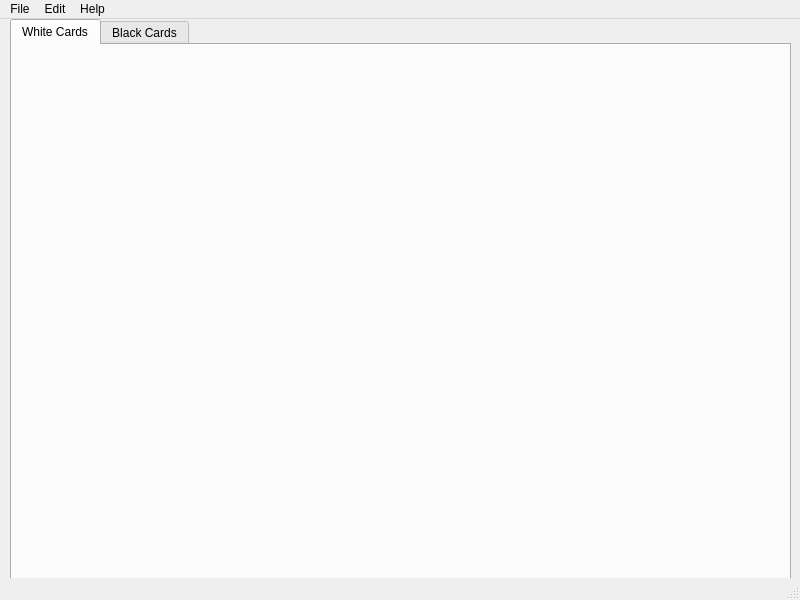
The window that python-gui/main.ui (harvimt/Cards-Against-Sanity) describes before a commit, drawn with Qt 5.
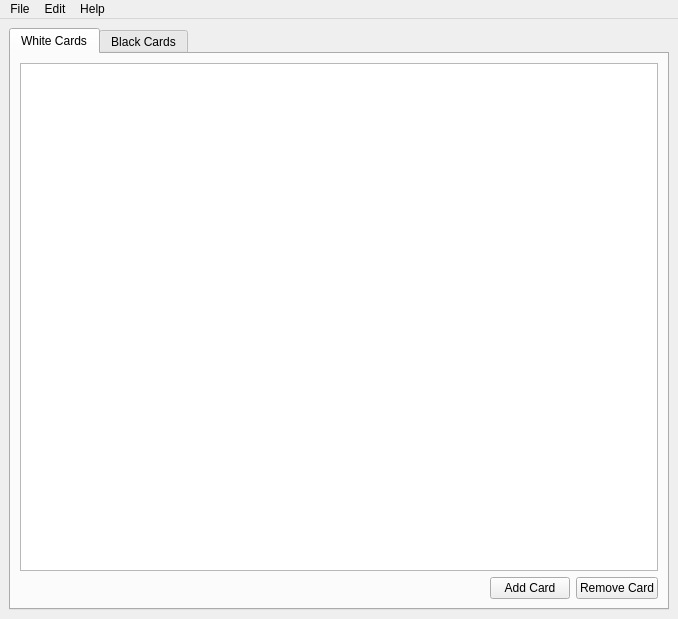
The same window after the commit.

Commit message: gui prototype kinda sorta done, but it doesn't do anything.

```diff
--- a/python-gui/main.ui
+++ b/python-gui/main.ui
@@ -6,44 +6,136 @@
    <rect>
     <x>0</x>
     <y>0</y>
-    <width>800</width>
-    <height>600</height>
+    <width>678</width>
+    <height>619</height>
    </rect>
   </property>
+  <property name="sizePolicy">
+   <sizepolicy hsizetype="Expanding" vsizetype="Expanding">
+    <horstretch>0</horstretch>
+    <verstretch>0</verstretch>
+   </sizepolicy>
+  </property>
   <property name="windowTitle">
    <string>MainWindow</string>
   </property>
   <widget class="QWidget" name="centralwidget">
-   <widget class="QTabWidget" name="tabWidget">
-    <property name="geometry">
-     <rect>
-      <x>10</x>
-      <y>0</y>
-      <width>781</width>
-      <height>561</height>
-     </rect>
-    </property>
-    <property name="currentIndex">
-     <number>0</number>
-    </property>
-    <widget class="QWidget" name="whiteTab">
-     <attribute name="title">
-      <string>White Cards</string>
-     </attribute>
-    </widget>
-    <widget class="QWidget" name="blackTab">
-     <attribute name="title">
-      <string>Black Cards</string>
-     </attribute>
-    </widget>
-   </widget>
+   <property name="sizePolicy">
+    <sizepolicy hsizetype="Expanding" vsizetype="Expanding">
+     <horstretch>0</horstretch>
+     <verstretch>0</verstretch>
+    </sizepolicy>
+   </property>
+   <layout class="QHBoxLayout" name="horizontalLayout">
+    <item>
+     <widget class="QTabWidget" name="tabWidget">
+      <property name="currentIndex">
+       <number>0</number>
+      </property>
+      <widget class="QWidget" name="whiteTab">
+       <property name="sizePolicy">
+        <sizepolicy hsizetype="Expanding" vsizetype="Expanding">
+         <horstretch>0</horstretch>
+         <verstretch>0</verstretch>
+        </sizepolicy>
+       </property>
+       <attribute name="title">
+        <string>White Cards</string>
+       </attribute>
+       <layout class="QVBoxLayout" name="verticalLayout">
+        <item>
+         <widget class="QListWidget" name="whiteList"/>
+        </item>
+        <item>
+         <layout class="QHBoxLayout" name="horizontalLayout_3">
+          <item>
+           <spacer name="horizontalSpacer">
+            <property name="orientation">
+             <enum>Qt::Horizontal</enum>
+            </property>
+            <property name="sizeHint" stdset="0">
+             <size>
+              <width>40</width>
+              <height>20</height>
+             </size>
+            </property>
+           </spacer>
+          </item>
+          <item>
+           <widget class="QPushButton" name="removeWhiteBtn">
+            <property name="text">
+             <string>Add Card</string>
+            </property>
+           </widget>
+          </item>
+          <item>
+           <widget class="QPushButton" name="addWhiteBtn">
+            <property name="text">
+             <string>Remove Card</string>
+            </property>
+           </widget>
+          </item>
+         </layout>
+        </item>
+       </layout>
+      </widget>
+      <widget class="QWidget" name="blackTab">
+       <property name="sizePolicy">
+        <sizepolicy hsizetype="Expanding" vsizetype="Expanding">
+         <horstretch>0</horstretch>
+         <verstretch>0</verstretch>
+        </sizepolicy>
+       </property>
+       <attribute name="title">
+        <string>Black Cards</string>
+       </attribute>
+       <layout class="QVBoxLayout" name="verticalLayout_2">
+        <item>
+         <widget class="QListView" name="blackList"/>
+        </item>
+        <item>
+         <layout class="QHBoxLayout" name="horizontalLayout_2">
+          <item>
+           <spacer name="horizontalSpacer_2">
+            <property name="orientation">
+             <enum>Qt::Horizontal</enum>
+            </property>
+            <property name="sizeHint" stdset="0">
+             <size>
+              <width>40</width>
+              <height>20</height>
+             </size>
+            </property>
+           </spacer>
+          </item>
+          <item>
+           <widget class="QPushButton" name="addBlackBtn">
+            <property name="text">
+             <string>Add Card</string>
+            </property>
+           </widget>
+          </item>
+          <item>
+           <widget class="QPushButton" name="removeBlackBtn">
+            <property name="text">
+             <string>Remove Card</string>
+            </property>
+           </widget>
+          </item>
+         </layout>
+        </item>
+       </layout>
+      </widget>
+     </widget>
+    </item>
+   </layout>
   </widget>
   <widget class="QMenuBar" name="menubar">
    <property name="geometry">
     <rect>
      <x>0</x>
      <y>0</y>
-     <width>800</width>
+     <width>678</width>
      <height>20</height>
     </rect>
    </property>
@@ -77,7 +169,6 @@
    <addaction name="menuEdit"/>
    <addaction name="menuHelp"/>
   </widget>
-  <widget class="QStatusBar" name="statusbar"/>
   <action name="actionAbout_Cards_Against_Sanity">
    <property name="text">
     <string>About Cards Against Sanity</string>
```
Left out of the diff: 8 changed lines with no effect on the pictures. The commit also changes 1 other file.
